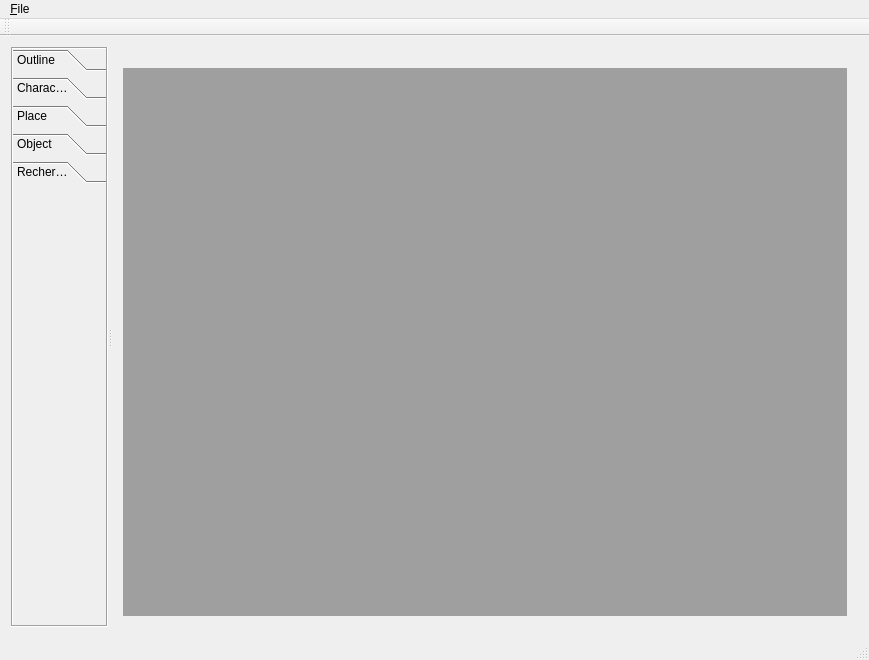
Before: the Qt Designer form cmainwindow.ui in birkeh/qtStoryWriter, drawn with Qt 5.
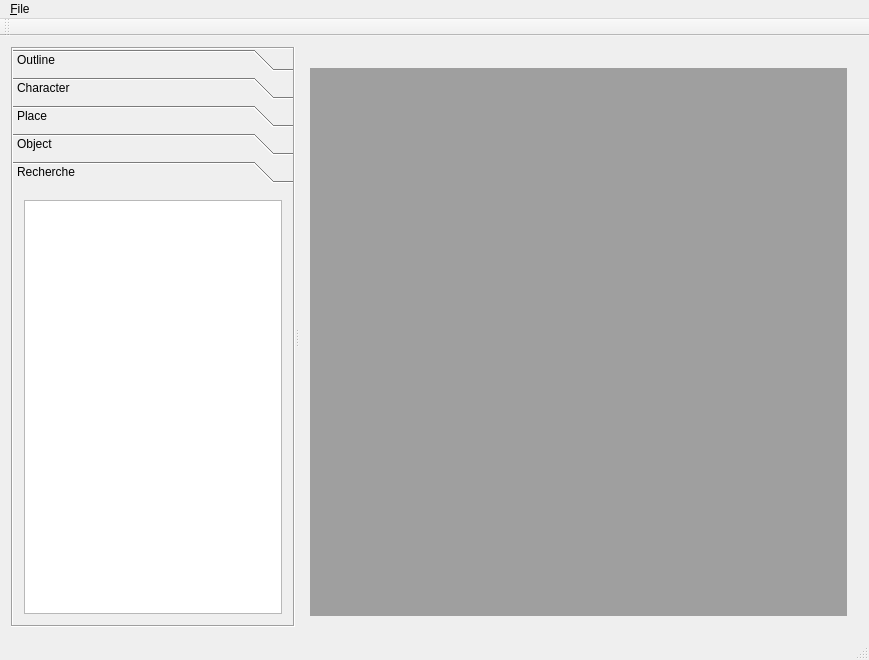
After: the same form once the commit is applied. The open tabs and pages were chosen to show the change.

Diff of the .ui file:
```diff
--- a/cmainwindow.ui
+++ b/cmainwindow.ui
@@ -136,13 +136,34 @@
          <rect>
           <x>0</x>
           <y>0</y>
-          <width>147</width>
-          <height>450</height>
+          <width>89</width>
+          <height>433</height>
          </rect>
         </property>
         <attribute name="label">
          <string>Recherche</string>
         </attribute>
+        <layout class="QGridLayout" name="gridLayout_6">
+         <item row="0" column="0">
+          <widget class="QTreeView" name="m_lpRechercheList">
+           <property name="editTriggers">
+            <set>QAbstractItemView::NoEditTriggers</set>
+           </property>
+           <property name="rootIsDecorated">
+            <bool>false</bool>
+           </property>
+           <property name="animated">
+            <bool>true</bool>
+           </property>
+           <property name="expandsOnDoubleClick">
+            <bool>false</bool>
+           </property>
+           <attribute name="headerStretchLastSection">
+            <bool>true</bool>
+           </attribute>
+          </widget>
+         </item>
+        </layout>
        </widget>
       </widget>
       <widget class="QWidget" name="layoutWidget">
```
Left out of the diff: 64 changed lines with no effect on the pictures.
